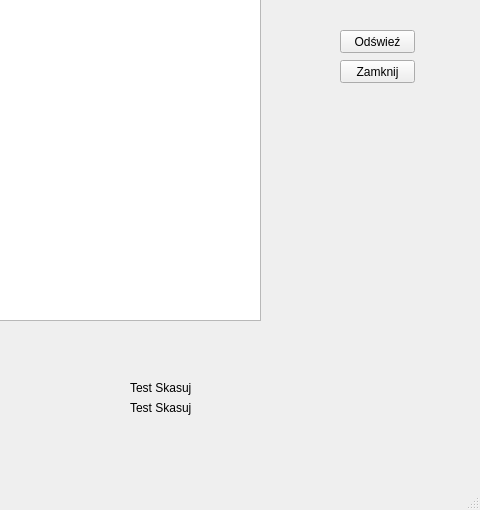
Old version of the form Kontrahent/kontrahentlista.ui in the repository Astropl/TestRamek; both pictures show x 320 to 800 and y 90 to 600 of the 800 by 600 pixel window.
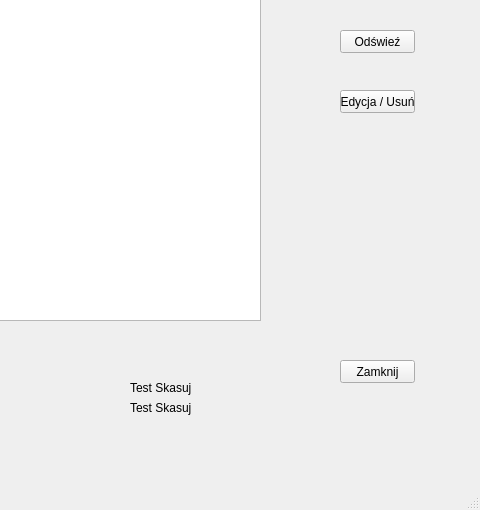
New version of the form.

Patch:
```diff
--- a/Kontrahent/kontrahentlista.ui
+++ b/Kontrahent/kontrahentlista.ui
@@ -31,7 +31,7 @@
     <property name="geometry">
      <rect>
       <x>660</x>
-      <y>150</y>
+      <y>450</y>
       <width>75</width>
       <height>23</height>
      </rect>
@@ -233,6 +233,19 @@
      <string>Test Skasuj</string>
     </property>
    </widget>
+   <widget class="QPushButton" name="pushButton_3">
+    <property name="geometry">
+     <rect>
+      <x>660</x>
+      <y>180</y>
+      <width>75</width>
+      <height>23</height>
+     </rect>
+    </property>
+    <property name="text">
+     <string>Edycja / Usuń</string>
+    </property>
+   </widget>
   </widget>
   <widget class="QMenuBar" name="menubar">
    <property name="geometry">
```
